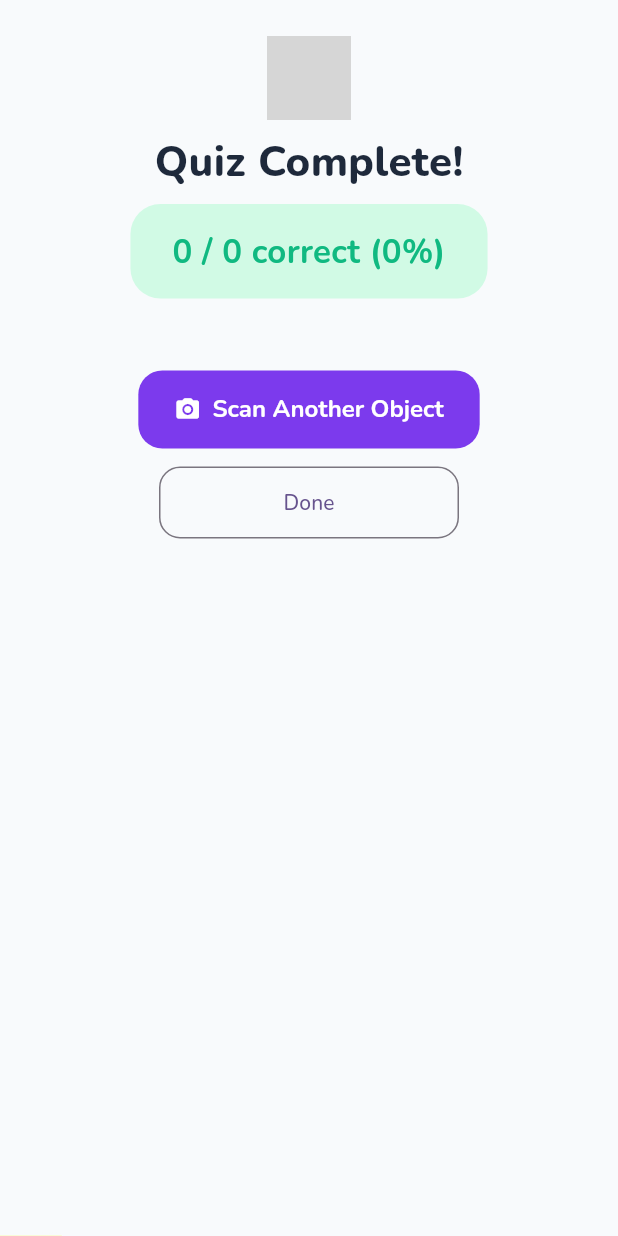
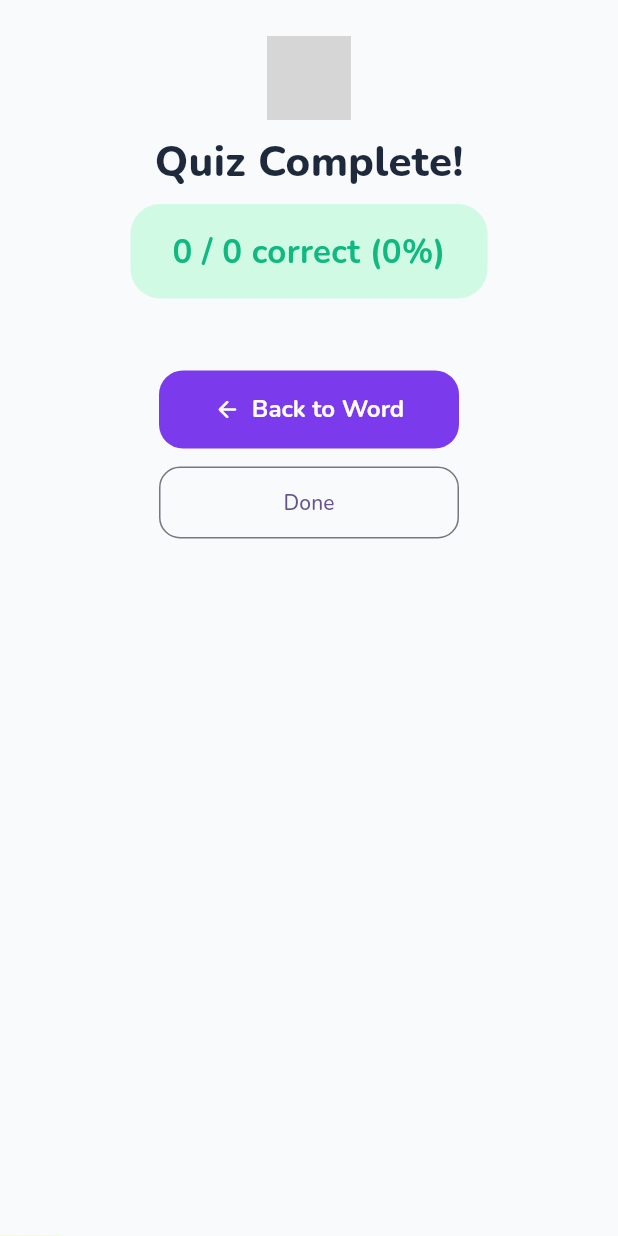
Before and after one commit to GohIrene/vocabscan, a Flutter app: the QuizSummaryScreen screen opened directly with empty values, on a phone screen of 412 x 824 dp. Run offline on Flutter 3.47's test engine with Material 3 defaults, Android fonts, the phone set to English and light mode, and no system bars; our stand-ins replace audioplayers, google_fonts, socket_io_client; missing offline and left inert: dart:html, dart:js_interop, dart:ui_web; grey boxes are pictures that could not be loaded.

Commit message:
Quiz returns to the object screen

```diff
--- a/frontend/lib/screens/quiz_summary_screen.dart
+++ b/frontend/lib/screens/quiz_summary_screen.dart
@@ -171,42 +171,26 @@ class QuizSummaryScreen extends StatelessWidget {
                   const SizedBox(height: 20),
 
                   // ── Actions ──
+                  // Route counts (not names/predicates) are used deliberately: a
+                  // named route makes Flutter Web reflect it in the browser URL
+                  // bar, and a stray reload while sitting on that URL has nowhere
+                  // to restore to (this app has no route table), dumping the whole
+                  // session back to the welcome screen. Stack above this Summary:
+                  // ...Home, Scan, Result (object recognised), Practice, Summary.
+                  if (classSession != null) ...[
+                    // Class Code mode (teacher preview) — unchanged: scan another
+                    // object (3 routes back onto the still-live scan screen)...
                     FilledButton.icon(
-                    onPressed: () {
-                      // Unwind the quiz sub-flow (Result, Practice, this Summary
-                      // screen -- 3 routes) back onto the scan screen that started
-                      // it. Reusing that instance (rather than pushing a fresh
-                      // one) keeps its camera live and, in Class Code mode, keeps
-                      // the teacher's live session context intact.
-                      //
-                      // Counts routes rather than matching a name/predicate: a
-                      // named route makes Flutter Web reflect it in the browser
-                      // URL bar, and a stray reload while sitting on that URL has
-                      // nowhere to restore to (this app has no route table),
-                      // dumping the whole session back to the welcome screen.
-                      _popRoutes(context, 3);
-                    },
+                      onPressed: () => _popRoutes(context, 3),
                       icon: const Icon(Icons.camera_alt_rounded, size: 18),
                       label: const Text('Scan Another Object'),
                       style: AppTheme.primaryButton,
                     ),
                     const SizedBox(height: AppTheme.md),
+                    // ...or Done back to the recognition screen (2 routes), since
+                    // the teacher still needs its "Send Quiz to Class" button.
                     OutlinedButton(
-                    onPressed: () {
-                      if (classSession != null) {
-                        // Class Code mode: this was a teacher preview, not a
-                        // real practice session, so "Done" returns to the
-                        // recognition screen (2 routes: this + Practice Quiz)
-                        // rather than skipping past it to the class session,
-                        // since the teacher still needs "Send Quiz to Class".
-                        _popRoutes(context, 2);
-                        return;
-                      }
-                      // One route further than "Scan Another Object" -- past the
-                      // scan screen too -- landing on whichever screen opened it
-                      // (parent home or teacher home).
-                      _popRoutes(context, 4);
-                    },
+                      onPressed: () => _popRoutes(context, 2),
                       style: OutlinedButton.styleFrom(
                         minimumSize: const Size(200, 48),
                         shape: RoundedRectangleBorder(
@@ -215,6 +199,31 @@ class QuizSummaryScreen extends StatelessWidget {
                       ),
                       child: const Text('Done'),
                     ),
+                  ] else ...[
+                    // Home practice: finishing a quiz returns the child to the
+                    // word they scanned (the "Object Recognised" screen, 2 routes
+                    // up) so they can replay the audio, try Speech Practice, or
+                    // scan another — instead of being dropped all the way back at
+                    // the "Who is learning today?" home.
+                    FilledButton.icon(
+                      onPressed: () => _popRoutes(context, 2),
+                      icon: const Icon(Icons.arrow_back_rounded, size: 18),
+                      label: const Text('Back to Word'),
+                      style: AppTheme.primaryButton,
+                    ),
+                    const SizedBox(height: AppTheme.md),
+                    // Done: all the way home (parent home / child picker).
+                    OutlinedButton(
+                      onPressed: () => _popRoutes(context, 4),
+                      style: OutlinedButton.styleFrom(
+                        minimumSize: const Size(200, 48),
+                        shape: RoundedRectangleBorder(
+                          borderRadius: BorderRadius.circular(14),
+                        ),
+                      ),
+                      child: const Text('Done'),
+                    ),
+                  ],
                   const SizedBox(height: AppTheme.xxl),
                 ],
               ),
```
Also changed, not shown: 1 other file. Lines whose indentation alone changed are shown as unchanged.
